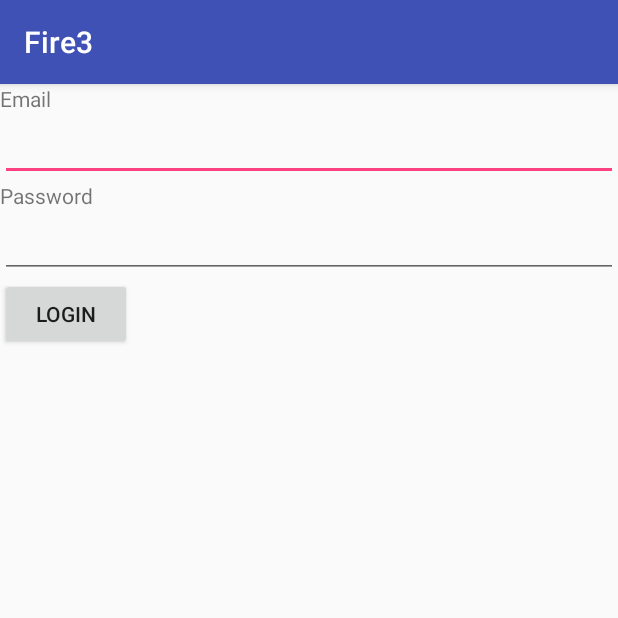
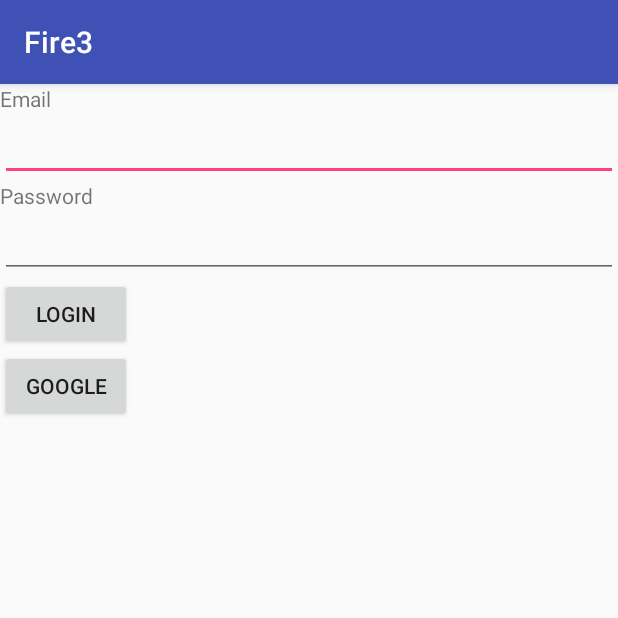
Before and after one commit to firebase3/Fire3, an Android app: the screen it shows after launch (LoginActivity), on a phone screen of 412 x 824 dp, the top half of it. Run offline under Robolectric (Android 15) with nearby library versions, the phone set to English and light mode, and no system bars; our stand-ins replace Firebase (no records; nobody signed in at launch, a user with empty details on screens opened directly).

Commit message:
為Google信任準備

```diff
--- a/app/src/main/java/com/tom/fire3/LoginActivity.java
+++ b/app/src/main/java/com/tom/fire3/LoginActivity.java
@@ -9,6 +9,8 @@ import android.view.View;
 import android.widget.EditText;
 import android.widget.Toast;
 
+import com.google.android.gms.auth.api.signin.GoogleSignInOptions;
+import com.google.android.gms.common.api.GoogleApiClient;
 import com.google.android.gms.tasks.OnCompleteListener;
 import com.google.android.gms.tasks.Task;
 import com.google.firebase.auth.AuthResult;
@@ -31,11 +33,24 @@ public class LoginActivity extends AppCompatActivity {
             }
         }
     };
+    //google
+    GoogleSignInOptions gso;
+    GoogleApiClient googleApiClient;
+
+
+
 
     @Override
     protected void onCreate(Bundle savedInstanceState) {
         super.onCreate(savedInstanceState);
         setContentView(R.layout.activity_login);
+        gso = new GoogleSignInOptions.Builder(GoogleSignInOptions.DEFAULT_SIGN_IN)
+                .requestEmail()
+                .requestIdToken(getString(R.string.web_application_id))
+                .build();
+
+
+
         findViews();
         auth = FirebaseAuth.getInstance();
     }
@@ -95,4 +110,9 @@ public class LoginActivity extends AppCompatActivity {
         edUserid = (EditText) findViewById(R.id.userid);
         edPasswd = (EditText) findViewById(R.id.passwd);
     }
+
+
+    public void google(View v){
+
+    }
 }
--- a/app/src/main/res/layout/activity_login.xml
+++ b/app/src/main/res/layout/activity_login.xml
@@ -41,4 +41,11 @@
         android:layout_height="wrap_content"
         android:id="@+id/button2"
         android:onClick="login" />
+
+    <Button
+        android:text="google"
+        android:layout_width="wrap_content"
+        android:layout_height="wrap_content"
+        android:id="@+id/button3"
+        android:onClick="google" />
 </LinearLayout>
--- a/app/src/main/res/values/strings.xml
+++ b/app/src/main/res/values/strings.xml
@@ -1,3 +1,4 @@
 <resources>
     <string name="app_name">Fire3</string>
+    <string name="web_application_id">567327604702-dofb5829n7upl9c9umd7kmqfl7omcd56.apps.googleusercontent.com</string>
 </resources>
```
Also changed, not shown: app/src/main/java/com/tom/fire3/MainActivity.java (+23 -3 lines).
